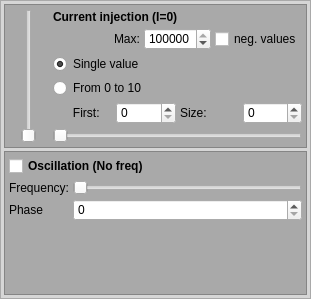
Above: BrainStdGUI/source/windows/stimulationwidget.ui from brainstudio-team/BrainStudio before the change. Below: the same form after it.
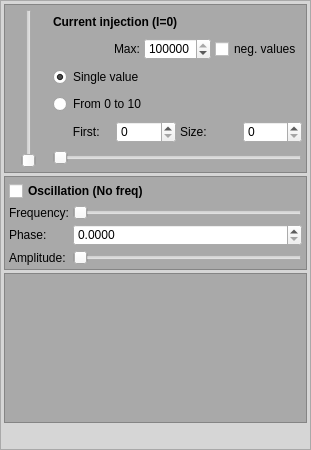
That is the form after the change. Custom widgets are drawn as their Qt base class.

Commit message: Addition of qcustomplot. Stimulation widget is now illustrating oscillations.

```diff
--- a/BrainStdGUI/source/windows/stimulationwidget.ui
+++ b/BrainStdGUI/source/windows/stimulationwidget.ui
@@ -7,20 +7,26 @@
     <x>0</x>
     <y>0</y>
     <width>311</width>
-    <height>299</height>
+    <height>450</height>
    </rect>
   </property>
+  <property name="minimumSize">
+   <size>
+    <width>0</width>
+    <height>450</height>
+   </size>
+  </property>
   <property name="maximumSize">
    <size>
     <width>311</width>
-    <height>299</height>
+    <height>450</height>
    </size>
   </property>
   <property name="windowTitle">
    <string>Properties</string>
   </property>
   <property name="styleSheet">
-   <string notr="true">#aFrame,#bFrame{
+   <string notr="true">#aFrame,#bFrame,#cFrame{
 background: rgba(100,100,100,100);
 }
 #outFrame{
@@ -70,6 +76,18 @@
       </property>
       <item>
        <widget class="QFrame" name="aFrame">
+        <property name="minimumSize">
+         <size>
+          <width>303</width>
+          <height>169</height>
+         </size>
+        </property>
+        <property name="maximumSize">
+         <size>
+          <width>393</width>
+          <height>169</height>
+         </size>
+        </property>
         <property name="frameShape">
          <enum>QFrame::StyledPanel</enum>
         </property>
@@ -283,36 +301,6 @@
          </item>
          <item>
           <layout class="QGridLayout" name="gridLayout">
-           <item row="2" column="1">
-            <widget class="QSpinBox" name="oscPhaseSpinBox">
-             <property name="toolTip">
-              <string>&lt;!DOCTYPE HTML PUBLIC &quot;-//W3C//DTD HTML 4.0//EN&quot; &quot;http://www.w3.org/TR/REC-html40/strict.dtd&quot;&gt;
-&lt;html&gt;&lt;head&gt;&lt;meta name=&quot;qrichtext&quot; content=&quot;1&quot; /&gt;&lt;style type=&quot;text/css&quot;&gt;
-p, li { white-space: pre-wrap; }
-&lt;/style&gt;&lt;/head&gt;&lt;body style=&quot; font-family:'MS Shell Dlg 2'; font-size:7.8pt; font-weight:400; font-style:normal;&quot;&gt;
-&lt;p style=&quot; margin-top:0px; margin-bottom:0px; margin-left:0px; margin-right:0px; -qt-block-indent:0; text-indent:0px;&quot;&gt;&lt;span style=&quot; font-size:8pt;&quot;&gt;Delay of the oscillation.&lt;/span&gt;&lt;/p&gt;&lt;/body&gt;&lt;/html&gt;</string>
-             </property>
-             <property name="minimum">
-              <number>0</number>
-             </property>
-             <property name="maximum">
-              <number>500</number>
-             </property>
-             <property name="singleStep">
-              <number>1</number>
-             </property>
-             <property name="value">
-              <number>0</number>
-             </property>
-            </widget>
-           </item>
-           <item row="2" column="0">
-            <widget class="QLabel" name="label">
-             <property name="text">
-              <string>Phase</string>
-             </property>
-            </widget>
-           </item>
            <item row="1" column="1">
             <widget class="QSlider" name="oscFrequencySlider">
              <property name="enabled">
@@ -339,24 +327,107 @@
              </property>
             </widget>
            </item>
+           <item row="2" column="0">
+            <widget class="QLabel" name="label">
+             <property name="text">
+              <string>Phase:</string>
+             </property>
+            </widget>
+           </item>
+           <item row="3" column="0">
+            <widget class="QLabel" name="label_3">
+             <property name="text">
+              <string>Amplitude:</string>
+             </property>
+            </widget>
+           </item>
+           <item row="2" column="1">
+            <widget class="QDoubleSpinBox" name="oscPhaseSpinBox">
+             <property name="decimals">
+              <number>4</number>
+             </property>
+             <property name="maximum">
+              <double>6.283200000000000</double>
+             </property>
+            </widget>
+           </item>
+           <item row="3" column="1">
+            <widget class="QSlider" name="oscAmpSlider">
+             <property name="value">
+              <number>0</number>
+             </property>
+             <property name="orientation">
+              <enum>Qt::Horizontal</enum>
+             </property>
+            </widget>
+           </item>
           </layout>
          </item>
+        </layout>
+       </widget>
+      </item>
+      <item>
+       <widget class="QFrame" name="cFrame">
+        <property name="minimumSize">
+         <size>
+          <width>0</width>
+          <height>150</height>
+         </size>
+        </property>
+        <property name="maximumSize">
+         <size>
+          <width>16777215</width>
+          <height>150</height>
+         </size>
+        </property>
+        <property name="frameShape">
+         <enum>QFrame::StyledPanel</enum>
+        </property>
+        <property name="frameShadow">
+         <enum>QFrame::Raised</enum>
+        </property>
+        <layout class="QVBoxLayout" name="verticalLayout_4">
+         <property name="spacing">
+          <number>4</number>
+         </property>
+         <property name="leftMargin">
+          <number>4</number>
+         </property>
+         <property name="topMargin">
+          <number>4</number>
+         </property>
+         <property name="rightMargin">
+          <number>4</number>
+         </property>
+         <property name="bottomMargin">
+          <number>4</number>
+         </property>
          <item>
-          <spacer name="verticalSpacer">
-           <property name="orientation">
-            <enum>Qt::Vertical</enum>
-           </property>
-           <property name="sizeHint" stdset="0">
+          <widget class="QCustomPlot" name="plot" native="true">
+           <property name="minimumSize">
             <size>
-             <width>20</width>
-             <height>40</height>
+             <width>0</width>
+             <height>100</height>
             </size>
            </property>
-          </spacer>
+          </widget>
          </item>
         </layout>
        </widget>
       </item>
+      <item>
+       <spacer name="verticalSpacer">
+        <property name="orientation">
+         <enum>Qt::Vertical</enum>
+        </property>
+        <property name="sizeHint" stdset="0">
+         <size>
+          <width>20</width>
+          <height>40</height>
+         </size>
+        </property>
+       </spacer>
+      </item>
      </layout>
      <zorder>bFrame</zorder>
      <zorder>aFrame</zorder>
@@ -365,6 +436,14 @@
    </item>
   </layout>
  </widget>
+ <customwidgets>
+  <customwidget>
+   <class>QCustomPlot</class>
+   <extends>QWidget</extends>
+   <header>source/qcustomplot/qcustomplot.h</header>
+   <container>1</container>
+  </customwidget>
+ </customwidgets>
  <resources/>
  <connections/>
 </ui>
```
Left out of the diff: 5 changed lines with no effect on the pictures. The commit also changes 6 other files.
